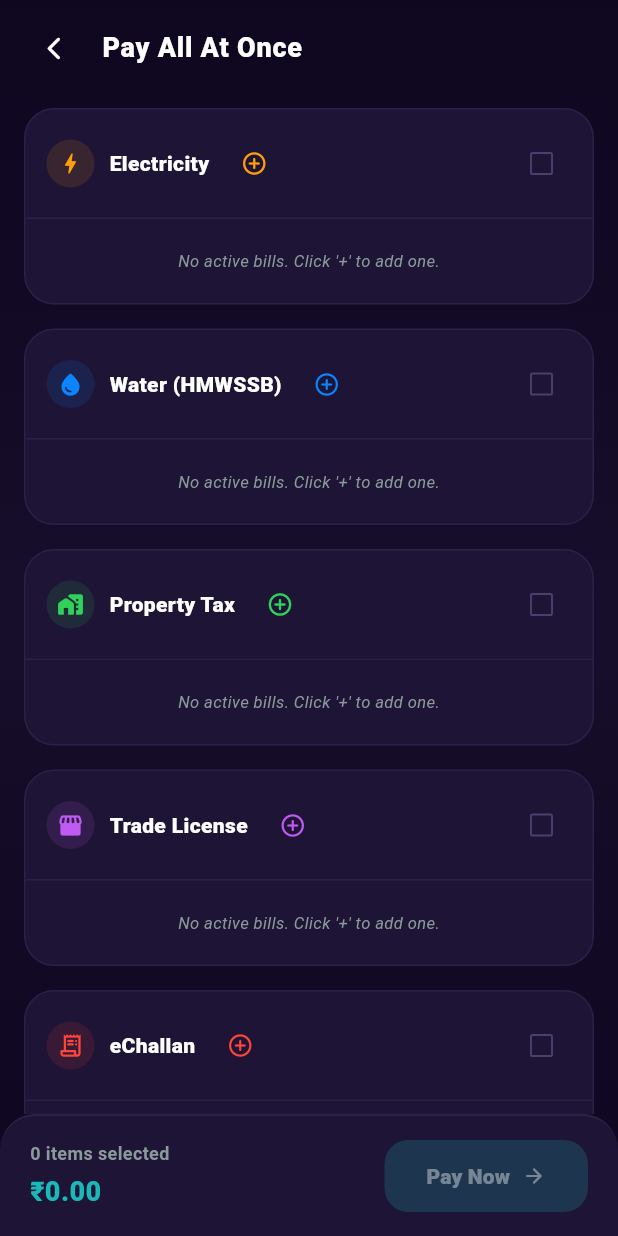
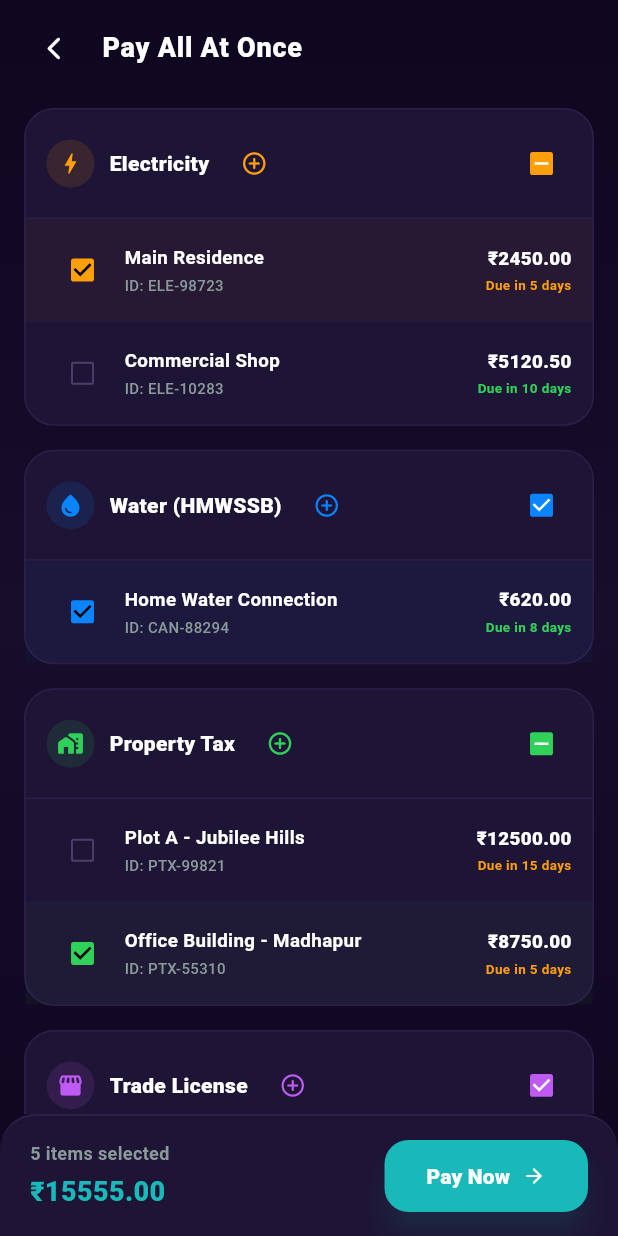
Before and after one commit to enk1141/cureone, a Flutter app: the PayAllAtOnceScreen screen opened directly, on a phone screen of 412 x 824 dp. Run offline on Flutter 3.47's test engine with Material 3 defaults, Android fonts, the phone set to English and light mode, and no system bars; our stand-ins replace carousel_slider, flutter_bloc.

Commit message:
changes made in utility bills

```diff
--- a/lib/features/dashboard/bloc/dashboard_bloc.dart
+++ b/lib/features/dashboard/bloc/dashboard_bloc.dart
@@ -2,18 +2,15 @@ import 'package:flutter_bloc/flutter_bloc.dart';
 part 'dashboard_event.dart';
 part 'dashboard_state.dart';
 
-class DashboardBloc extends Bloc<DashboardEvent, DashboardState> {
-  DashboardBloc() : super(DashboardState(bills: [], utilityBills: [])) {
-    on<LoadBills>((event, emit) {
-      emit(DashboardState(
-        bills: [
+const List<Map<String, dynamic>> _initialBills = [
   {"title": "Electricity", "type": "electricity"},
   {"title": "HMWSSB", "type": "hmwssb"},
   {"title": "Property Tax", "type": "property_tax"},
   {"title": "Trade License", "type": "trade"},
   {"title": "eChallan", "type": "echallan"},
-        ],
-        utilityBills: [
+];
+
+const List<Map<String, dynamic>> _initialUtilityBills = [
   // Electricity
   {"id": "ELE-98723", "name": "Main Residence", "amount": 2450.00, "category": "electricity", "dueDate": "Due in 5 days", "isSelected": true},
   {"id": "ELE-10283", "name": "Commercial Shop", "amount": 5120.50, "category": "electricity", "dueDate": "Due in 10 days", "isSelected": false},
@@ -21,13 +18,26 @@ class DashboardBloc extends Bloc<DashboardEvent, DashboardState> {
   {"id": "CAN-88294", "name": "Home Water Connection", "amount": 620.00, "category": "hmwssb", "dueDate": "Due in 8 days", "isSelected": true},
   // Property Tax
   {"id": "PTX-99821", "name": "Plot A - Jubilee Hills", "amount": 12500.00, "category": "property_tax", "dueDate": "Due in 15 days", "isSelected": false},
+  {"id": "PTX-55310", "name": "Office Building - Madhapur", "amount": 8750.00, "category": "property_tax", "dueDate": "Due in 5 days", "isSelected": true},
   // Trade License
   {"id": "TRD-44120", "name": "Retail Store License", "amount": 3500.00, "category": "trade", "dueDate": "Due in 20 days", "isSelected": true},
   // eChallan
   {"id": "TS09EA1234", "name": "Activa Speeding Fine", "amount": 1035.00, "category": "echallan", "dueDate": "Expired", "isSelected": false},
   {"id": "TS09EB5678", "name": "Car No-Parking Fine", "amount": 235.00, "category": "echallan", "dueDate": "Due in 2 days", "isSelected": true},
-        ],
-      ));
+];
+
+class DashboardBloc extends Bloc<DashboardEvent, DashboardState> {
+  DashboardBloc()
+      : super(DashboardState(
+          bills: _initialBills,
+          utilityBills: _initialUtilityBills
+              .map((b) => Map<String, dynamic>.from(b))
+              .toList(),
+        )) {
+    on<LoadBills>((event, emit) {
+      // Bills are already pre-loaded in the initial state.
+      // Re-emit bills so BlocBuilder on the dashboard rebuilds the grid.
+      emit(state.copyWith(bills: _initialBills));
     });
 
     on<AddUtilityBill>((event, emit) {
```
Also changed, not shown: lib/config/routes.dart (+26 -0 lines), lib/features/dashboard/screens/dashboard.dart (+14 -2 lines). Lines whose indentation alone changed are shown as unchanged.
